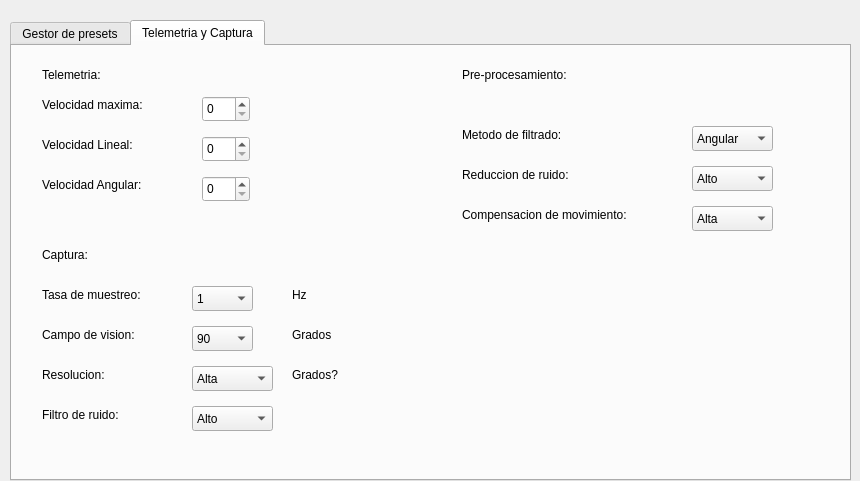
First picture: the form in GUI/parametros.ui, repository Nickleon16/APP_LIDAR, before the edit.
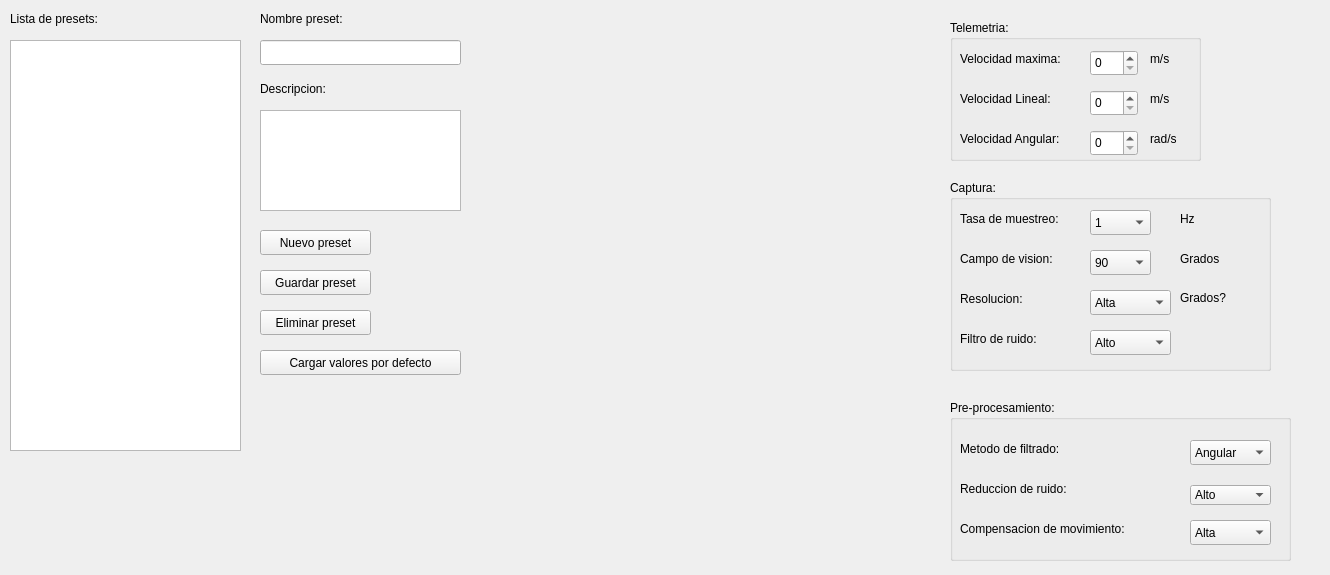
Second picture: the form after the edit. The open tabs and pages were chosen to show the change.

Patch:
```diff
--- a/GUI/parametros.ui
+++ b/GUI/parametros.ui
@@ -6,93 +6,18 @@
    <rect>
     <x>0</x>
     <y>0</y>
-    <width>860</width>
-    <height>481</height>
+    <width>1330</width>
+    <height>575</height>
    </rect>
   </property>
   <property name="windowTitle">
    <string>Form</string>
   </property>
-  <widget class="QTabWidget" name="tabWidget">
-   <property name="geometry">
-    <rect>
-     <x>10</x>
-     <y>20</y>
-     <width>841</width>
-     <height>461</height>
-    </rect>
-   </property>
-   <property name="currentIndex">
-    <number>0</number>
-   </property>
-   <widget class="QWidget" name="tab_5">
-    <attribute name="title">
-     <string>Gestor de presets</string>
-    </attribute>
-    <widget class="QListWidget" name="presetsListWidget">
-     <property name="geometry">
-      <rect>
-       <x>20</x>
-       <y>60</y>
-       <width>351</width>
-       <height>231</height>
-      </rect>
-     </property>
-    </widget>
-    <widget class="QLabel" name="label_17">
-     <property name="geometry">
-      <rect>
-       <x>420</x>
-       <y>30</y>
-       <width>111</width>
-       <height>17</height>
-      </rect>
-     </property>
-     <property name="text">
-      <string>Nombre preset:</string>
-     </property>
-    </widget>
-    <widget class="QLineEdit" name="nombrePresetLineEdit">
-     <property name="geometry">
-      <rect>
-       <x>420</x>
-       <y>60</y>
-       <width>201</width>
-       <height>25</height>
-      </rect>
-     </property>
-    </widget>
-    <widget class="QLabel" name="label_16">
-     <property name="geometry">
-      <rect>
-       <x>430</x>
-       <y>120</y>
-       <width>101</width>
-       <height>17</height>
-      </rect>
-     </property>
-     <property name="text">
-      <string>Descripcion:</string>
-     </property>
-    </widget>
-    <widget class="QLineEdit" name="descripcionLineEdit">
-     <property name="geometry">
-      <rect>
-       <x>420</x>
-       <y>150</y>
-       <width>341</width>
-       <height>101</height>
-      </rect>
-     </property>
-     <property name="alignment">
-      <set>Qt::AlignLeading|Qt::AlignLeft|Qt::AlignTop</set>
-     </property>
-    </widget>
     <widget class="QLabel" name="label_18">
      <property name="geometry">
       <rect>
-       <x>30</x>
-       <y>30</y>
+     <x>10</x>
+     <y>10</y>
        <width>131</width>
        <height>17</height>
       </rect>
@@ -101,11 +26,21 @@
       <string>Lista de presets:</string>
      </property>
     </widget>
+  <widget class="QListWidget" name="presetsListWidget">
+   <property name="geometry">
+    <rect>
+     <x>10</x>
+     <y>40</y>
+     <width>231</width>
+     <height>411</height>
+    </rect>
+   </property>
+  </widget>
     <widget class="QPushButton" name="loadDefaultsButton">
      <property name="geometry">
       <rect>
-       <x>20</x>
-       <y>330</y>
+     <x>260</x>
+     <y>350</y>
        <width>201</width>
        <height>25</height>
       </rect>
@@ -117,8 +52,8 @@
     <widget class="QPushButton" name="confirmarPushButton">
      <property name="geometry">
       <rect>
-       <x>240</x>
-       <y>330</y>
+     <x>260</x>
+     <y>270</y>
        <width>111</width>
        <height>25</height>
       </rect>
@@ -127,24 +62,11 @@
       <string>Guardar preset</string>
      </property>
     </widget>
-    <widget class="QPushButton" name="eliminarPresetpushButton">
-     <property name="geometry">
-      <rect>
-       <x>500</x>
-       <y>330</y>
-       <width>111</width>
-       <height>25</height>
-      </rect>
-     </property>
-     <property name="text">
-      <string>Eliminar preset</string>
-     </property>
-    </widget>
     <widget class="QPushButton" name="nuevoPresetButton">
      <property name="geometry">
       <rect>
-       <x>370</x>
-       <y>330</y>
+     <x>260</x>
+     <y>230</y>
        <width>111</width>
        <height>25</height>
       </rect>
@@ -153,42 +75,127 @@
       <string>Nuevo preset</string>
      </property>
     </widget>
-   </widget>
-   <widget class="QWidget" name="tab">
-    <attribute name="title">
-     <string>Telemetria y Captura</string>
-    </attribute>
-    <widget class="QLabel" name="label">
+  <widget class="QPushButton" name="eliminarPresetpushButton">
+   <property name="geometry">
+    <rect>
+     <x>260</x>
+     <y>310</y>
+     <width>111</width>
+     <height>25</height>
+    </rect>
+   </property>
+   <property name="text">
+    <string>Eliminar preset</string>
+   </property>
+  </widget>
+  <widget class="QLineEdit" name="nombrePresetLineEdit">
      <property name="geometry">
       <rect>
-       <x>30</x>
-       <y>50</y>
-       <width>141</width>
+     <x>260</x>
+     <y>40</y>
+     <width>201</width>
+     <height>25</height>
+    </rect>
+   </property>
+  </widget>
+  <widget class="QLabel" name="label_17">
+   <property name="geometry">
+    <rect>
+     <x>260</x>
+     <y>10</y>
+     <width>111</width>
        <height>17</height>
       </rect>
      </property>
      <property name="text">
-      <string>Velocidad maxima:</string>
-     </property>
-    </widget>
-    <widget class="QLabel" name="label_2">
+    <string>Nombre preset:</string>
+   </property>
+  </widget>
+  <widget class="QLabel" name="label_16">
      <property name="geometry">
       <rect>
-       <x>30</x>
-       <y>90</y>
-       <width>131</width>
+     <x>260</x>
+     <y>80</y>
+     <width>101</width>
        <height>17</height>
       </rect>
      </property>
      <property name="text">
-      <string>Velocidad Lineal:</string>
+    <string>Descripcion:</string>
+   </property>
+  </widget>
+  <widget class="QGroupBox" name="groupBox">
+   <property name="geometry">
+    <rect>
+     <x>950</x>
+     <y>20</y>
+     <width>251</width>
+     <height>141</height>
+    </rect>
+   </property>
+   <property name="title">
+    <string>Telemetria:</string>
+   </property>
+   <widget class="QLabel" name="label_13">
+    <property name="geometry">
+     <rect>
+      <x>200</x>
+      <y>110</y>
+      <width>41</width>
+      <height>17</height>
+     </rect>
+    </property>
+    <property name="text">
+     <string>rad/s</string>
+    </property>
+   </widget>
+   <widget class="QSpinBox" name="velLineSpinBox">
+    <property name="geometry">
+     <rect>
+      <x>140</x>
+      <y>70</y>
+      <width>48</width>
+      <height>26</height>
+     </rect>
+    </property>
+    <property name="maximum">
+     <number>3</number>
+    </property>
+    <property name="singleStep">
+     <number>1</number>
+    </property>
+   </widget>
+   <widget class="QLabel" name="label_11">
+    <property name="geometry">
+     <rect>
+      <x>200</x>
+      <y>30</y>
+      <width>41</width>
+      <height>17</height>
+     </rect>
+    </property>
+    <property name="text">
+     <string>m/s</string>
      </property>
     </widget>
     <widget class="QLabel" name="label_3">
      <property name="geometry">
       <rect>
-       <x>30</x>
-       <y>130</y>
+      <x>10</x>
+      <y>30</y>
+      <width>141</width>
+      <height>17</height>
+     </rect>
+    </property>
+    <property name="text">
+     <string>Velocidad maxima:</string>
+    </property>
+   </widget>
+   <widget class="QLabel" name="label_5">
+    <property name="geometry">
+     <rect>
+      <x>10</x>
+      <y>110</y>
        <width>131</width>
        <height>17</height>
       </rect>
@@ -197,27 +204,37 @@
       <string>Velocidad Angular:</string>
      </property>
     </widget>
+   <widget class="QLabel" name="label_4">
+    <property name="geometry">
+     <rect>
+      <x>10</x>
+      <y>70</y>
+      <width>131</width>
+      <height>17</height>
+     </rect>
+    </property>
+    <property name="text">
+     <string>Velocidad Lineal:</string>
+    </property>
+   </widget>
+   <widget class="QLabel" name="label_12">
+    <property name="geometry">
+     <rect>
+      <x>200</x>
+      <y>70</y>
+      <width>41</width>
+      <height>17</height>
+     </rect>
+    </property>
+    <property name="text">
+     <string>m/s</string>
+    </property>
+   </widget>
     <widget class="QSpinBox" name="velMaxSpinBox">
      <property name="geometry">
       <rect>
-       <x>190</x>
-       <y>50</y>
-       <width>48</width>
-       <height>26</height>
-      </rect>
-     </property>
-     <property name="maximum">
-      <number>3</number>
-     </property>
-     <property name="singleStep">
-      <number>1</number>
-     </property>
-    </widget>
-    <widget class="QSpinBox" name="velLineSpinBox">
-     <property name="geometry">
-      <rect>
-       <x>190</x>
-       <y>90</y>
+      <x>140</x>
+      <y>30</y>
        <width>48</width>
        <height>26</height>
       </rect>
@@ -232,8 +249,8 @@
     <widget class="QSpinBox" name="velAnguSpinBox">
      <property name="geometry">
       <rect>
-       <x>190</x>
-       <y>130</y>
+      <x>140</x>
+      <y>110</y>
        <width>48</width>
        <height>26</height>
       </rect>
@@ -243,13 +260,52 @@
      </property>
      <property name="singleStep">
       <number>1</number>
+    </property>
+   </widget>
+  </widget>
+  <widget class="QGroupBox" name="groupBox_2">
+   <property name="geometry">
+    <rect>
+     <x>950</x>
+     <y>180</y>
+     <width>321</width>
+     <height>191</height>
+    </rect>
+   </property>
+   <property name="title">
+    <string>Captura:</string>
+   </property>
+   <widget class="QLabel" name="label_8">
+    <property name="geometry">
+     <rect>
+      <x>230</x>
+      <y>30</y>
+      <width>67</width>
+      <height>17</height>
+     </rect>
+    </property>
+    <property name="text">
+     <string>Hz</string>
+    </property>
+   </widget>
+   <widget class="QLabel" name="label_22">
+    <property name="geometry">
+     <rect>
+      <x>10</x>
+      <y>70</y>
+      <width>131</width>
+      <height>17</height>
+     </rect>
+    </property>
+    <property name="text">
+     <string>Campo de vision:</string>
      </property>
     </widget>
     <widget class="QLabel" name="label_19">
      <property name="geometry">
       <rect>
-       <x>30</x>
-       <y>240</y>
+      <x>10</x>
+      <y>30</y>
        <width>131</width>
        <height>17</height>
       </rect>
@@ -258,24 +314,11 @@
       <string>Tasa de muestreo: </string>
      </property>
     </widget>
-    <widget class="QLabel" name="label_20">
-     <property name="geometry">
-      <rect>
-       <x>30</x>
-       <y>320</y>
-       <width>131</width>
-       <height>17</height>
-      </rect>
-     </property>
-     <property name="text">
-      <string>Resolucion:</string>
-     </property>
-    </widget>
     <widget class="QLabel" name="label_21">
      <property name="geometry">
       <rect>
-       <x>30</x>
-       <y>360</y>
+      <x>10</x>
+      <y>150</y>
        <width>131</width>
        <height>17</height>
       </rect>
@@ -284,50 +327,100 @@
       <string>Filtro de ruido:</string>
      </property>
     </widget>
-    <widget class="QLabel" name="label_22">
+   <widget class="QLabel" name="label_10">
      <property name="geometry">
       <rect>
-       <x>30</x>
-       <y>280</y>
-       <width>131</width>
-       <height>17</height>
+      <x>230</x>
+      <y>110</y>
+      <width>61</width>
+      <height>16</height>
       </rect>
      </property>
      <property name="text">
-      <string>Campo de vision:</string>
-     </property>
-    </widget>
-    <widget class="QLabel" name="label_4">
+     <string>Grados?</string>
+    </property>
+   </widget>
+   <widget class="QLabel" name="label_9">
      <property name="geometry">
       <rect>
-       <x>30</x>
-       <y>20</y>
-       <width>91</width>
-       <height>17</height>
-      </rect>
-     </property>
-     <property name="text">
-      <string>Telemetria:</string>
-     </property>
-    </widget>
-    <widget class="QLabel" name="label_5">
-     <property name="geometry">
-      <rect>
-       <x>30</x>
-       <y>200</y>
+      <x>230</x>
+      <y>70</y>
        <width>67</width>
        <height>17</height>
       </rect>
      </property>
      <property name="text">
-      <string>Captura:</string>
+     <string>Grados</string>
+    </property>
+   </widget>
+   <widget class="QComboBox" name="comboBox_3">
+    <property name="geometry">
+     <rect>
+      <x>140</x>
+      <y>70</y>
+      <width>61</width>
+      <height>25</height>
+     </rect>
+    </property>
+    <item>
+     <property name="text">
+      <string>90</string>
+     </property>
+    </item>
+    <item>
+     <property name="text">
+      <string>135</string>
+     </property>
+    </item>
+    <item>
+     <property name="text">
+      <string>180</string>
+     </property>
+    </item>
+   </widget>
+   <widget class="QComboBox" name="comboBox_6">
+    <property name="geometry">
+     <rect>
+      <x>140</x>
+      <y>110</y>
+      <width>81</width>
+      <height>25</height>
+     </rect>
+    </property>
+    <item>
+     <property name="text">
+      <string>Alta</string>
+     </property>
+    </item>
+    <item>
+     <property name="text">
+      <string>Media</string>
+     </property>
+    </item>
+    <item>
+     <property name="text">
+      <string>Baja</string>
+     </property>
+    </item>
+   </widget>
+   <widget class="QLabel" name="label_20">
+    <property name="geometry">
+     <rect>
+      <x>10</x>
+      <y>110</y>
+      <width>131</width>
+      <height>17</height>
+     </rect>
+    </property>
+    <property name="text">
+     <string>Resolucion:</string>
      </property>
     </widget>
     <widget class="QComboBox" name="comboBox_2">
      <property name="geometry">
       <rect>
-       <x>180</x>
-       <y>240</y>
+      <x>140</x>
+      <y>30</y>
        <width>61</width>
        <height>25</height>
       </rect>
@@ -358,18 +451,18 @@
       </property>
      </item>
     </widget>
-    <widget class="QComboBox" name="comboBox_3">
+   <widget class="QComboBox" name="comboBox_7">
      <property name="geometry">
       <rect>
-       <x>180</x>
-       <y>280</y>
-       <width>61</width>
+      <x>140</x>
+      <y>150</y>
+      <width>81</width>
        <height>25</height>
       </rect>
      </property>
      <item>
       <property name="text">
-       <string>90</string>
+      <string>Alto</string>
       </property>
      </item>
      <item>
@@ -379,15 +472,67 @@
      </item>
      <item>
       <property name="text">
-       <string>180</string>
-      </property>
-     </item>
+      <string>Bajo</string>
+     </property>
+    </item>
+   </widget>
+  </widget>
+  <widget class="QGroupBox" name="groupBox_3">
+   <property name="geometry">
+    <rect>
+     <x>950</x>
+     <y>400</y>
+     <width>341</width>
+     <height>161</height>
+    </rect>
+   </property>
+   <property name="title">
+    <string>Pre-procesamiento:</string>
+   </property>
+   <widget class="QLabel" name="label_53">
+    <property name="geometry">
+     <rect>
+      <x>10</x>
+      <y>120</y>
+      <width>221</width>
+      <height>17</height>
+     </rect>
+    </property>
+    <property name="text">
+     <string>Compensacion de movimiento:</string>
+    </property>
+   </widget>
+   <widget class="QLabel" name="label_52">
+    <property name="geometry">
+     <rect>
+      <x>10</x>
+      <y>40</y>
+      <width>141</width>
+      <height>17</height>
+     </rect>
+    </property>
+    <property name="text">
+     <string>Metodo de filtrado: </string>
+    </property>
+   </widget>
+   <widget class="QLabel" name="label_51">
+    <property name="geometry">
+     <rect>
+      <x>10</x>
+      <y>80</y>
+      <width>141</width>
+      <height>17</height>
+     </rect>
+    </property>
+    <property name="text">
+     <string>Reduccion de ruido:</string>
+    </property>
     </widget>
     <widget class="QComboBox" name="comboBox_5">
      <property name="geometry">
       <rect>
-       <x>680</x>
-       <y>80</y>
+      <x>240</x>
+      <y>40</y>
        <width>81</width>
        <height>25</height>
       </rect>
@@ -423,177 +568,11 @@
       </property>
      </item>
     </widget>
-    <widget class="QLabel" name="label_8">
-     <property name="geometry">
-      <rect>
-       <x>280</x>
-       <y>240</y>
-       <width>67</width>
-       <height>17</height>
-      </rect>
-     </property>
-     <property name="text">
-      <string>Hz</string>
-     </property>
-    </widget>
-    <widget class="QLabel" name="label_9">
-     <property name="geometry">
-      <rect>
-       <x>280</x>
-       <y>280</y>
-       <width>67</width>
-       <height>17</height>
-      </rect>
-     </property>
-     <property name="text">
-      <string>Grados</string>
-     </property>
-    </widget>
-    <widget class="QLabel" name="label_10">
-     <property name="geometry">
-      <rect>
-       <x>280</x>
-       <y>320</y>
-       <width>67</width>
-       <height>17</height>
-      </rect>
-     </property>
-     <property name="text">
-      <string>Grados?</string>
-     </property>
-    </widget>
-    <widget class="QLabel" name="label_51">
-     <property name="geometry">
-      <rect>
-       <x>450</x>
-       <y>120</y>
-       <width>141</width>
-       <height>17</height>
-      </rect>
-     </property>
-     <property name="text">
-      <string>Reduccion de ruido:</string>
-     </property>
-    </widget>
-    <widget class="QLabel" name="label_52">
-     <property name="geometry">
-      <rect>
-       <x>450</x>
-       <y>80</y>
-       <width>141</width>
-       <height>17</height>
-      </rect>
-     </property>
-     <property name="text">
-      <string>Metodo de filtrado: </string>
-     </property>
-    </widget>
-    <widget class="QLabel" name="label_53">
-     <property name="geometry">
-      <rect>
-       <x>450</x>
-       <y>160</y>
-       <width>221</width>
-       <height>17</height>
-      </rect>
-     </property>
-     <property name="text">
-      <string>Compensacion de movimiento:</string>
-     </property>
-    </widget>
-    <widget class="QLabel" name="label_54">
-     <property name="geometry">
-      <rect>
-       <x>450</x>
-       <y>20</y>
-       <width>161</width>
-       <height>17</height>
-      </rect>
-     </property>
-     <property name="text">
-      <string>Pre-procesamiento:</string>
-     </property>
-    </widget>
-    <widget class="QComboBox" name="comboBox_6">
-     <property name="geometry">
-      <rect>
-       <x>180</x>
-       <y>320</y>
-       <width>81</width>
-       <height>25</height>
-      </rect>
-     </property>
-     <item>
-      <property name="text">
-       <string>Alta</string>
-      </property>
-     </item>
-     <item>
-      <property name="text">
-       <string>Media</string>
-      </property>
-     </item>
-     <item>
-      <property name="text">
-       <string>Baja</string>
-      </property>
-     </item>
-    </widget>
-    <widget class="QComboBox" name="comboBox_7">
-     <property name="geometry">
-      <rect>
-       <x>180</x>
-       <y>360</y>
-       <width>81</width>
-       <height>25</height>
-      </rect>
-     </property>
-     <item>
-      <property name="text">
-       <string>Alto</string>
-      </property>
-     </item>
-     <item>
-      <property name="text">
-       <string>Medio</string>
-      </property>
-     </item>
-     <item>
-      <property name="text">
-       <string>Bajo</string>
-      </property>
-     </item>
-    </widget>
-    <widget class="QComboBox" name="comboBox_8">
-     <property name="geometry">
-      <rect>
-       <x>680</x>
-       <y>120</y>
-       <width>81</width>
-       <height>25</height>
-      </rect>
-     </property>
-     <item>
-      <property name="text">
-       <string>Alto</string>
-      </property>
-     </item>
-     <item>
-      <property name="text">
-       <string>Medio</string>
-      </property>
-     </item>
-     <item>
-      <property name="text">
-       <string>Bajo</string>
-      </property>
-     </item>
-    </widget>
     <widget class="QComboBox" name="comboBox_9">
      <property name="geometry">
       <rect>
-       <x>680</x>
-       <y>160</y>
+      <x>240</x>
+      <y>120</y>
        <width>81</width>
        <height>25</height>
       </rect>
@@ -614,8 +593,42 @@
       </property>
      </item>
     </widget>
+   <widget class="QComboBox" name="comboBox_8">
+    <property name="geometry">
+     <rect>
+      <x>240</x>
+      <y>85</y>
+      <width>81</width>
+      <height>20</height>
+     </rect>
+    </property>
+    <item>
+     <property name="text">
+      <string>Alto</string>
+     </property>
+    </item>
+    <item>
+     <property name="text">
+      <string>Medio</string>
+     </property>
+    </item>
+    <item>
+     <property name="text">
+      <string>Bajo</string>
+     </property>
+    </item>
    </widget>
   </widget>
+  <widget class="QTextEdit" name="descripcionTextEdit">
+   <property name="geometry">
+    <rect>
+     <x>260</x>
+     <y>110</y>
+     <width>201</width>
+     <height>101</height>
+    </rect>
+   </property>
+  </widget>
  </widget>
  <resources/>
  <connections/>
```
Left out of the diff: 2 changed lines with no effect on the pictures. Lines whose indentation alone changed are shown as unchanged.
